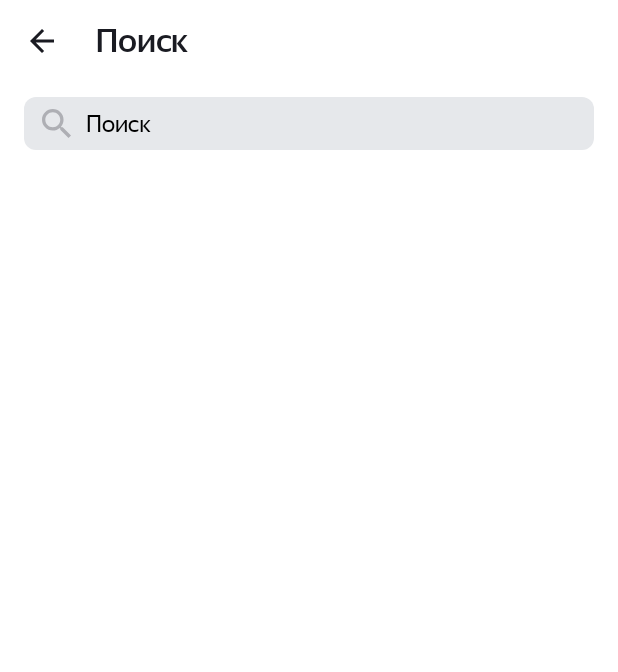
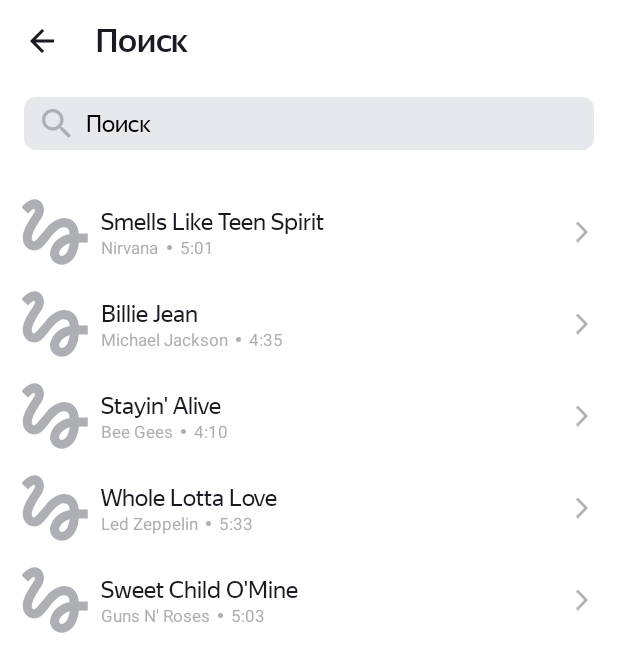
Before and after one commit to Beduir/PlaylistMaker, an Android app: the SearchActivity screen opened directly, with no data from a screen before it, on a phone screen of 412 x 824 dp. Shown: the top 672 px of the screen. Run offline under Robolectric (Android 15) with nearby library versions, the phone set to English and light mode, and no system bars; pictures from the network do not load.

Commit message:
Sprint 10 first iteration

```diff
--- a/app/build.gradle
+++ b/app/build.gradle
@@ -41,4 +41,6 @@ dependencies {
     testImplementation 'junit:junit:4.13.2'
     androidTestImplementation 'androidx.test.ext:junit:1.1.4'
     androidTestImplementation 'androidx.test.espresso:espresso-core:3.5.0'
+    implementation 'com.github.bumptech.glide:glide:4.14.2'
+    annotationProcessor 'com.github.bumptech.glide:compiler:4.14.2'
 }
--- a/app/src/main/AndroidManifest.xml
+++ b/app/src/main/AndroidManifest.xml
@@ -1,6 +1,8 @@
 <?xml version="1.0" encoding="utf-8"?>
 <manifest xmlns:android="http://schemas.android.com/apk/res/android"
     xmlns:tools="http://schemas.android.com/tools">
+
+    <uses-permission android:name="android.permission.INTERNET" />
 
     <application
         android:allowBackup="true"
--- a/app/src/main/java/com/beduir/playlistmaker/SearchActivity.kt
+++ b/app/src/main/java/com/beduir/playlistmaker/SearchActivity.kt
@@ -9,6 +9,7 @@ import android.view.inputmethod.InputMethodManager
 import android.widget.EditText
 import android.widget.ImageView
 import androidx.appcompat.app.AppCompatActivity
+import androidx.recyclerview.widget.RecyclerView
 
 class SearchActivity : AppCompatActivity() {
     // Реализуем сохранение, как требуется в ТЗ. Хотя для TextEdit оно и так само работает.
@@ -24,9 +25,15 @@ class SearchActivity : AppCompatActivity() {
         super.onCreate(savedInstanceState)
         setContentView(R.layout.activity_search)
 
+        val tracksList: List<Track> = getTracksList()
+
         val backButton = findViewById<ImageView>(R.id.back_button)
         inputSearchText = findViewById<EditText>(R.id.search_text)
         val clearButton = findViewById<ImageView>(R.id.clear_icon)
+        val searchResult = findViewById<RecyclerView>(R.id.search_result)
+
+        val trackAdapter = TrackAdapter(tracksList)
+        searchResult.adapter = trackAdapter
 
         if (savedInstanceState != null) {
             searchText = savedInstanceState.getString(SEARCH_TEXT, "")
@@ -78,4 +85,39 @@ class SearchActivity : AppCompatActivity() {
             View.VISIBLE
         }
     }
+
+    private fun getTracksList(): List<Track> {
+        return listOf(
+            Track(
+                "Smells Like Teen Spirit",
+                "Nirvana",
+                "5:01",
+                "https://is5-ssl.mzstatic.com/image/thumb/Music115/v4/7b/58/c2/7b58c21a-2b51-2bb2-e59a-9bb9b96ad8c3/00602567924166.rgb.jpg/100x100bb.jpg",
+            ),
+            Track(
+                "Billie Jean",
+                "Michael Jackson",
+                "4:35",
+                "https://is5-ssl.mzstatic.com/image/thumb/Music125/v4/3d/9d/38/3d9d3811-71f0-3a0e-1ada-3004e56ff852/827969428726.jpg/100x100bb.jpg",
+            ),
+            Track(
+                "Stayin' Alive",
+                "Bee Gees",
+                "4:10",
+                "https://is4-ssl.mzstatic.com/image/thumb/Music115/v4/1f/80/1f/1f801fc1-8c0f-ea3e-d3e5-387c6619619e/16UMGIM86640.rgb.jpg/100x100bb.jpg",
+            ),
+            Track(
+                "Whole Lotta Love",
+                "Led Zeppelin",
+                "5:33",
+                "https://is2-ssl.mzstatic.com/image/thumb/Music62/v4/7e/17/e3/7e17e33f-2efa-2a36-e916-7f808576cf6b/mzm.fyigqcbs.jpg/100x100bb.jpg",
+            ),
+            Track(
+                "Sweet Child O'Mine",
+                "Guns N' Roses",
+                "5:03",
+                "https://is5-ssl.mzstatic.com/image/thumb/Music125/v4/a0/4d/c4/a04dc484-03cc-02aa-fa82-5334fcb4bc16/18UMGIM24878.rgb.jpg/100x100bb.jpg",
+            ),
+        )
+    }
 }
--- /dev/null
+++ b/app/src/main/java/com/beduir/playlistmaker/Track.kt
@@ -0,0 +1,8 @@
+package com.beduir.playlistmaker
+
+data class Track(
+    val trackName: String,
+    val artistName: String,
+    val trackTime: String,
+    val artworkUrl100: String,
+)
--- /dev/null
+++ b/app/src/main/java/com/beduir/playlistmaker/TrackAdapter.kt
@@ -0,0 +1,46 @@
+package com.beduir.playlistmaker
+
+import android.view.LayoutInflater
+import android.view.View
+import android.view.ViewGroup
+import android.widget.ImageView
+import android.widget.TextView
+import androidx.recyclerview.widget.RecyclerView
+import com.bumptech.glide.Glide
+import com.bumptech.glide.load.resource.bitmap.RoundedCorners
+
+class TrackViewHolder(itemView: View): RecyclerView.ViewHolder(itemView) {
+    private val coverImage: ImageView = itemView.findViewById(R.id.cover_image)
+    private val title: TextView = itemView.findViewById(R.id.title)
+    private val author: TextView = itemView.findViewById(R.id.author)
+    private val duration: TextView = itemView.findViewById(R.id.duration)
+    private val cornerRadius: Int = itemView.resources.getDimensionPixelSize(
+        R.dimen.search_view_cover_conver_radius)
+
+    fun bind(track: Track) {
+        title.text = track.trackName
+        author.text = track.artistName
+        duration.text = track.trackTime
+        Glide.with(itemView)
+            .load(track.artworkUrl100)
+            .placeholder(R.drawable.cover)
+            .centerCrop()
+            .transform(RoundedCorners(cornerRadius))
+            .into(coverImage)
+    }
+}
+
+class TrackAdapter(private val tracks: List<Track>): RecyclerView.Adapter<TrackViewHolder> () {
+    override fun onCreateViewHolder(parent: ViewGroup, viewType: Int): TrackViewHolder {
+        val view = LayoutInflater.from(parent.context).inflate(R.layout.track_list_view, parent, false)
+        return TrackViewHolder(view)
+    }
+
+    override fun onBindViewHolder(holder: TrackViewHolder, position: Int) {
+        holder.bind(tracks[position])
+    }
+
+    override fun getItemCount(): Int {
+        return tracks.size
+    }
+}
--- /dev/null
+++ b/app/src/main/res/drawable/cover.xml
@@ -0,0 +1,9 @@
+<vector xmlns:android="http://schemas.android.com/apk/res/android"
+    android:width="35dp"
+    android:height="35dp"
+    android:viewportWidth="35"
+    android:viewportHeight="35">
+  <path
+      android:pathData="M3.606,7.919C4.919,6.588 6.231,5.387 6.812,5.631C7.75,6.006 6.812,7.563 6.25,8.481C5.781,9.269 0.887,15.775 0.887,20.313C0.887,22.712 1.787,24.7 3.4,25.9C4.806,26.95 6.662,27.269 8.35,26.763C10.356,26.181 12.006,24.138 14.087,21.569C16.356,18.775 19.394,15.119 21.737,15.119C24.794,15.119 24.831,17.013 25.038,18.475C17.95,19.675 14.95,25.356 14.95,28.544C14.95,31.731 17.65,34.338 20.969,34.338C24.025,34.338 29.013,31.844 29.763,22.9H34.375V18.212H29.744C29.462,15.119 27.7,10.337 22.188,10.337C17.969,10.337 14.35,13.919 12.925,15.663C11.837,17.031 9.062,20.313 8.631,20.763C8.162,21.325 7.356,22.337 6.55,22.337C5.706,22.337 5.2,20.781 5.875,18.737C6.531,16.694 8.5,13.375 9.344,12.137C10.806,10 11.781,8.538 11.781,5.988C11.781,1.919 8.706,0.625 7.075,0.625C4.6,0.625 2.444,2.5 1.975,2.969C1.3,3.644 0.737,4.206 0.325,4.713L3.606,7.919ZM21.025,29.781C20.444,29.781 19.638,29.294 19.638,28.431C19.638,27.306 21.006,24.306 25.019,23.256C24.456,28.3 22.337,29.781 21.025,29.781Z"
+      android:fillColor="#AEAFB4"/>
+</vector>
--- /dev/null
+++ b/app/src/main/res/drawable/ellipse.xml
@@ -0,0 +1,9 @@
+<vector xmlns:android="http://schemas.android.com/apk/res/android"
+    android:width="3dp"
+    android:height="3dp"
+    android:viewportWidth="3"
+    android:viewportHeight="3">
+  <path
+      android:pathData="M1.5,1.5m-1.5,0a1.5,1.5 0,1 1,3 0a1.5,1.5 0,1 1,-3 0"
+      android:fillColor="#AEAFB4"/>
+</vector>
--- a/app/src/main/res/layout/activity_search.xml
+++ b/app/src/main/res/layout/activity_search.xml
@@ -6,9 +6,14 @@
     android:layout_height="match_parent"
     android:background="?attr/search_background_color"
     android:orientation="vertical"
-    android:paddingHorizontal="16dp"
     android:paddingVertical="14dp"
     tools:context=".SearchActivity">
+
+    <LinearLayout
+        android:orientation="vertical"
+        android:paddingHorizontal="16dp"
+        android:layout_width="match_parent"
+        android:layout_height="wrap_content">
 
         <LinearLayout
             android:layout_marginBottom="24dp"
@@ -31,6 +36,7 @@
             android:layout_height="wrap_content"
             android:paddingHorizontal="12dp"
             android:paddingVertical="8dp"
+            android:layout_marginBottom="24dp"
             android:orientation="horizontal"
             android:background="@drawable/shape"
             app:cornerRadius="8dp"
@@ -69,3 +75,14 @@
         </LinearLayout>
 
     </LinearLayout>
+
+    <androidx.recyclerview.widget.RecyclerView
+        android:id="@+id/search_result"
+        android:layout_width="match_parent"
+        android:layout_height="0dp"
+        android:layout_weight="1"
+        android:clipToPadding="true"
+        android:paddingHorizontal="14dp"
+        app:layoutManager="androidx.recyclerview.widget.LinearLayoutManager" />
+
+</LinearLayout>
--- /dev/null
+++ b/app/src/main/res/layout/track_list_view.xml
@@ -0,0 +1,76 @@
+<?xml version="1.0" encoding="utf-8"?>
+<LinearLayout
+    xmlns:android="http://schemas.android.com/apk/res/android"
+    xmlns:tools="http://schemas.android.com/tools"
+    xmlns:app="http://schemas.android.com/apk/res-auto"
+    android:layout_width="match_parent"
+    android:layout_height="wrap_content"
+    android:paddingVertical="8dp">
+
+    <ImageView
+        android:id="@+id/cover_image"
+        android:layout_width="45dp"
+        android:layout_height="45dp"
+        android:layout_marginEnd="8dp"
+        android:src="@drawable/cover"
+        android:contentDescription="@string/cover"/>
+
+    <LinearLayout
+        android:layout_width="0dp"
+        android:layout_weight="1"
+        android:layout_height="match_parent"
+        android:orientation="vertical"
+        app:drawableEndCompat="@drawable/forward_arrow">
+
+        <TextView
+            android:id="@+id/title"
+            android:layout_marginTop="6dp"
+            android:layout_height="wrap_content"
+            android:layout_width="match_parent"
+            android:textColor="?attr/track_list_title"
+            android:fontFamily="@font/ys_display_regular"
+            android:textSize="@dimen/search_view_album_title"
+            style="@style/autoscroll"
+            tools:text="Yesterday (Remastered 2009)"/>
+
+        <LinearLayout
+            android:layout_width="match_parent"
+            android:layout_height="wrap_content"
+            android:orientation="horizontal">
+
+            <TextView
+                android:id="@+id/author"
+                android:layout_height="wrap_content"
+                android:layout_width="wrap_content"
+                android:textColor="?attr/track_list_author"
+                android:textSize="@dimen/search_view_album_author"
+                android:singleLine="true"
+                android:layout_marginEnd="5dp"
+                tools:text="The Beatles"/>
+
+            <TextView
+                android:id="@+id/duration"
+                android:drawablePadding="5dp"
+                android:drawableTint="?attr/track_list_author"
+                android:layout_height="wrap_content"
+                android:layout_width="wrap_content"
+                android:textColor="?attr/track_list_author"
+                android:textSize="@dimen/search_view_album_author"
+                android:singleLine="true"
+                tools:text="2:55"
+                app:drawableStartCompat="@drawable/ellipse" />
+
+        </LinearLayout>
+
+    </LinearLayout>
+
+    <ImageView
+        android:layout_height="match_parent"
+        android:layout_width="8dp"
+        android:layout_marginStart="16dp"
+        android:layout_marginEnd="6dp"
+        android:src="@drawable/forward_arrow"
+        app:iconTint="?attr/track_list_author"
+        tools:ignore="ContentDescription" />
+
+</LinearLayout>
--- a/app/src/main/res/values-night/themes.xml
+++ b/app/src/main/res/values-night/themes.xml
@@ -19,5 +19,7 @@
         <item name="search_icon_color">@color/ys_black</item>
         <item name="search_background_color">@color/ys_black</item>
         <item name="search_text_background">@color/ys_white</item>
+        <item name="track_list_title">@color/ys_white</item>
+        <item name="track_list_author">@color/ys_white</item>
     </style>
 </resources>
--- a/app/src/main/res/values/attr.xml
+++ b/app/src/main/res/values/attr.xml
@@ -7,4 +7,6 @@
     <attr name="search_background_color" format="reference" />
     <attr name="search_icon_color" format="reference" />
     <attr name="search_text_background" format="reference" />
+    <attr name="track_list_title" format="reference" />
+    <attr name="track_list_author" format="reference" />
 </resources>
--- a/app/src/main/res/values/dimens.xml
+++ b/app/src/main/res/values/dimens.xml
@@ -3,6 +3,9 @@
     <dimen name="title">22sp</dimen>
     <dimen name="main_menu">22sp</dimen>
     <dimen name="settings_menu">16sp</dimen>
+    <dimen name="search_view_album_title">16sp</dimen>
+    <dimen name="search_view_album_author">11sp</dimen>
+    <dimen name="search_view_cover_conver_radius">2dp</dimen>
     <dimen name="main_button_corner_radius">16dp</dimen>
     <dimen name="main_button_icon_padding">10dp</dimen>
     <dimen name="main_button_spacing">16dp</dimen>
--- a/app/src/main/res/values/strings.xml
+++ b/app/src/main/res/values/strings.xml
@@ -15,4 +15,5 @@
     <string name="search_input_hint">Поиск</string>
     <string name="finish">Выход</string>
     <string name="clear_search_text">Очистить поисковый запрос</string>
+    <string name="cover">Обложка</string>
 </resources>
--- a/app/src/main/res/values/styles.xml
+++ b/app/src/main/res/values/styles.xml
@@ -54,4 +54,12 @@
         <item name="android:textSize">@dimen/title</item>
         <item name="android:fontFamily">@font/ys_display_medium</item>
     </style>
+    <style name="autoscroll">
+        <item name="android:singleLine">true</item>
+        <item name="android:ellipsize">marquee</item>
+        <item name="android:marqueeRepeatLimit">marquee_forever</item>
+        <item name="android:focusable">true</item>
+        <item name="android:focusableInTouchMode">true</item>
+        <item name="android:scrollHorizontally">true</item>
+    </style>
 </resources>
--- a/app/src/main/res/values/themes.xml
+++ b/app/src/main/res/values/themes.xml
@@ -19,5 +19,7 @@
         <item name="search_icon_color">@color/ys_text_gray</item>
         <item name="search_background_color">@color/ys_white</item>
         <item name="search_text_background">@color/ys_light_gray</item>
+        <item name="track_list_title">@color/ys_black</item>
+        <item name="track_list_author">@color/ys_text_gray</item>
     </style>
 </resources>
```
Lines whose indentation alone changed are shown as unchanged.
